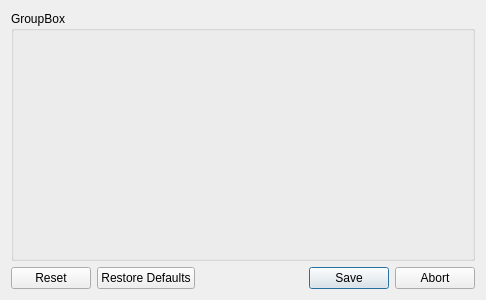
Qt form mtg_proxy_printer/resources/ui/page_config_dialog.ui (luziferius/MTGProxyPrinter) before a commit.
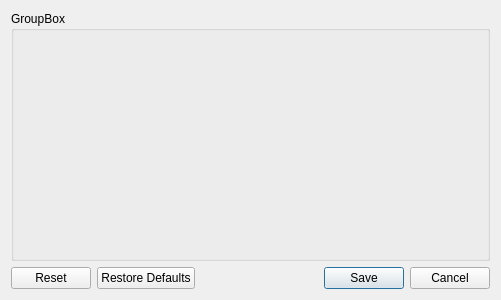
The same form after that commit. Custom widgets are drawn as their Qt base class.

Commit message:
PageConfigDialog: Use the Cancel button instead of the Abort button to be consistent with the Settings dialog.
FossilOrigin-Name: f547335884fee9b146327968b89af4a4706849eb115cdb563c882174c1d02883

```diff
--- a/mtg_proxy_printer/resources/ui/page_config_dialog.ui
+++ b/mtg_proxy_printer/resources/ui/page_config_dialog.ui
@@ -6,7 +6,7 @@
    <rect>
     <x>0</x>
     <y>0</y>
-    <width>486</width>
+    <width>501</width>
     <height>300</height>
    </rect>
   </property>
@@ -27,7 +27,7 @@
       <enum>Qt::Horizontal</enum>
      </property>
      <property name="standardButtons">
-      <set>QDialogButtonBox::Abort|QDialogButtonBox::Reset|QDialogButtonBox::RestoreDefaults|QDialogButtonBox::Save</set>
+      <set>QDialogButtonBox::Cancel|QDialogButtonBox::Reset|QDialogButtonBox::RestoreDefaults|QDialogButtonBox::Save</set>
      </property>
     </widget>
    </item>
```
The commit also changes 1 other file.
